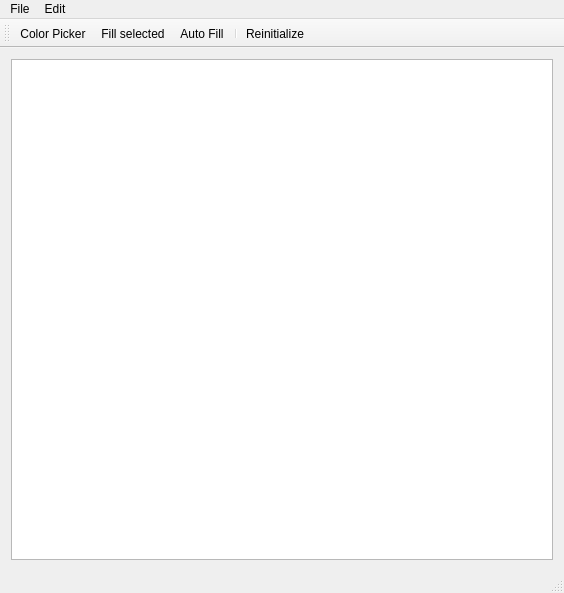
Above: mainwindow.ui from BBprog/Qt_data_vis before the change. Below: the same form after it.
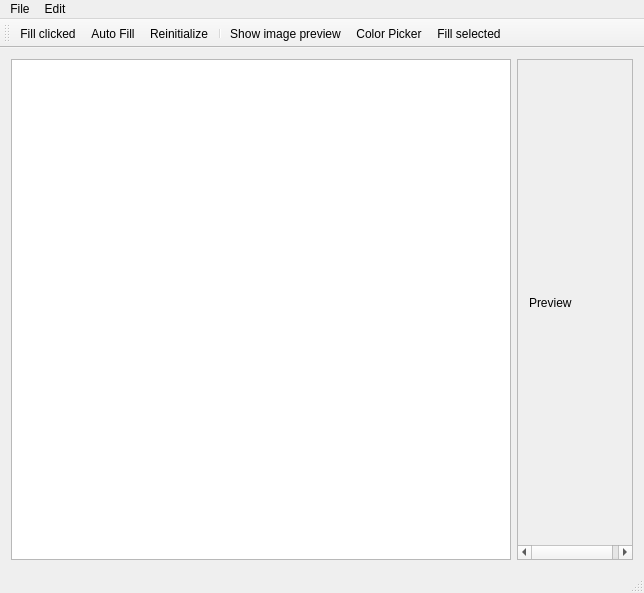
That is the form after the change. Icons and pictures are not drawn.

```diff
--- a/mainwindow.ui
+++ b/mainwindow.ui
@@ -6,7 +6,7 @@
    <rect>
     <x>0</x>
     <y>0</y>
-    <width>564</width>
+    <width>644</width>
     <height>593</height>
    </rect>
   </property>
@@ -32,8 +32,8 @@
    <property name="autoFillBackground">
     <bool>true</bool>
    </property>
-   <layout class="QGridLayout" name="gridLayout">
-    <item row="0" column="0">
+   <layout class="QHBoxLayout" name="horizontalLayout_3">
+    <item>
      <widget class="QTableWidget" name="table">
       <property name="minimumSize">
        <size>
@@ -41,6 +41,53 @@
         <height>300</height>
        </size>
       </property>
+      <property name="acceptDrops">
+       <bool>true</bool>
+      </property>
+     </widget>
+    </item>
+    <item>
+     <widget class="QScrollArea" name="preview">
+      <property name="minimumSize">
+       <size>
+        <width>100</width>
+        <height>100</height>
+       </size>
+      </property>
+      <property name="widgetResizable">
+       <bool>true</bool>
+      </property>
+      <widget class="QWidget" name="scrollAreaWidgetContents">
+       <property name="geometry">
+        <rect>
+         <x>0</x>
+         <y>0</y>
+         <width>118</width>
+         <height>498</height>
+        </rect>
+       </property>
+       <layout class="QHBoxLayout" name="horizontalLayout">
+        <item>
+         <widget class="QLabel" name="imagePreview">
+          <property name="sizePolicy">
+           <sizepolicy hsizetype="Expanding" vsizetype="Expanding">
+            <horstretch>0</horstretch>
+            <verstretch>0</verstretch>
+           </sizepolicy>
+          </property>
+          <property name="minimumSize">
+           <size>
+            <width>100</width>
+            <height>100</height>
+           </size>
+          </property>
+          <property name="text">
+           <string>Preview</string>
+          </property>
+         </widget>
+        </item>
+       </layout>
+      </widget>
      </widget>
     </item>
    </layout>
@@ -50,7 +97,7 @@
     <rect>
      <x>0</x>
      <y>0</y>
-     <width>564</width>
+     <width>644</width>
      <height>21</height>
     </rect>
    </property>
@@ -75,6 +122,7 @@
    <addaction name="menuFile"/>
    <addaction name="menuEdit"/>
   </widget>
+  <widget class="QStatusBar" name="statusBar"/>
   <widget class="QToolBar" name="mainToolBar">
    <property name="enabled">
     <bool>true</bool>
@@ -85,13 +133,14 @@
    <attribute name="toolBarBreak">
     <bool>false</bool>
    </attribute>
-   <addaction name="actionPick_color"/>
-   <addaction name="actionFill_selected"/>
+   <addaction name="actionFill_clicked"/>
    <addaction name="actionFill_auto"/>
-   <addaction name="separator"/>
    <addaction name="actionReinitialize"/>
+   <addaction name="separator"/>
+   <addaction name="actionShow_image_preview"/>
+   <addaction name="actionPick_color"/>
+   <addaction name="actionFill_selected"/>
   </widget>
-  <widget class="QStatusBar" name="statusBar"/>
   <action name="actionLoad">
    <property name="icon">
     <iconset resource="resource.qrc">
@@ -158,6 +207,39 @@
    </property>
    <property name="toolTip">
     <string>Générer image</string>
+   </property>
+   <property name="shortcut">
+    <string>I</string>
+   </property>
+  </action>
+  <action name="actionShow_image_preview">
+   <property name="checkable">
+    <bool>true</bool>
+   </property>
+   <property name="icon">
+    <iconset resource="resource.qrc">
+     <normaloff>:/resources/toimage_icon.png</normaloff>:/resources/toimage_icon.png</iconset>
+   </property>
+   <property name="text">
+    <string>Show image preview</string>
+   </property>
+   <property name="shortcut">
+    <string>P</string>
+   </property>
+  </action>
+  <action name="actionFill_clicked">
+   <property name="checkable">
+    <bool>true</bool>
+   </property>
+   <property name="icon">
+    <iconset resource="resource.qrc">
+     <normaloff>:/resources/brush.png</normaloff>:/resources/brush.png</iconset>
+   </property>
+   <property name="text">
+    <string>Fill clicked</string>
+   </property>
+   <property name="toolTip">
+    <string>colorier</string>
    </property>
   </action>
  </widget>
```
Left out of the diff: 41 changed lines with no effect on the pictures.
